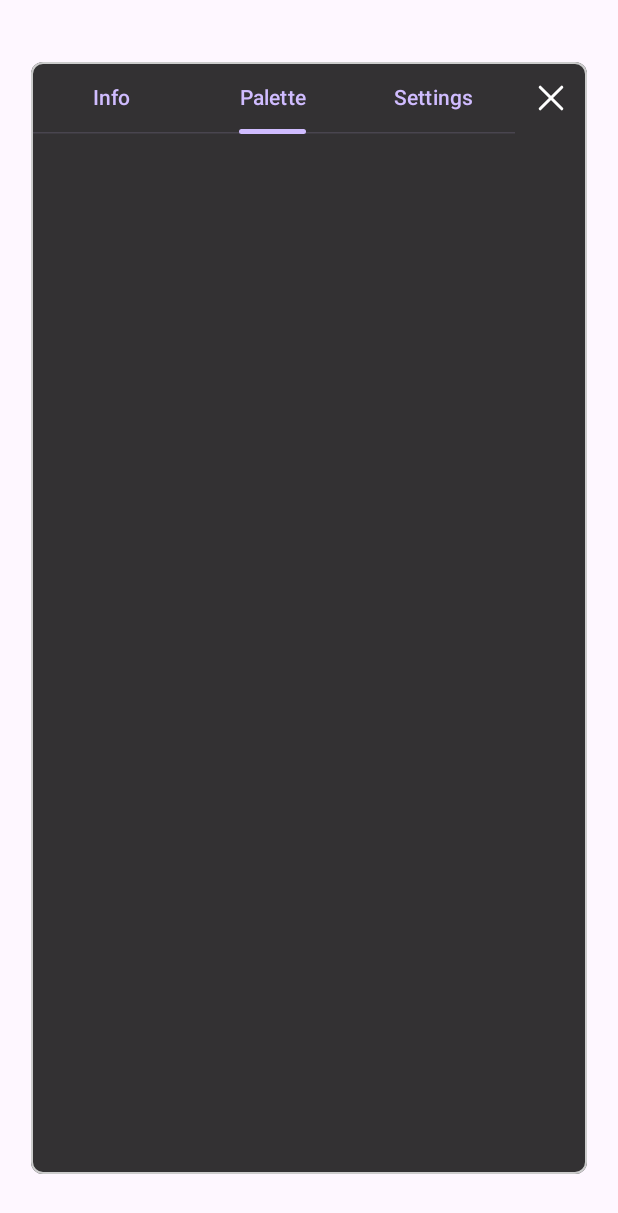
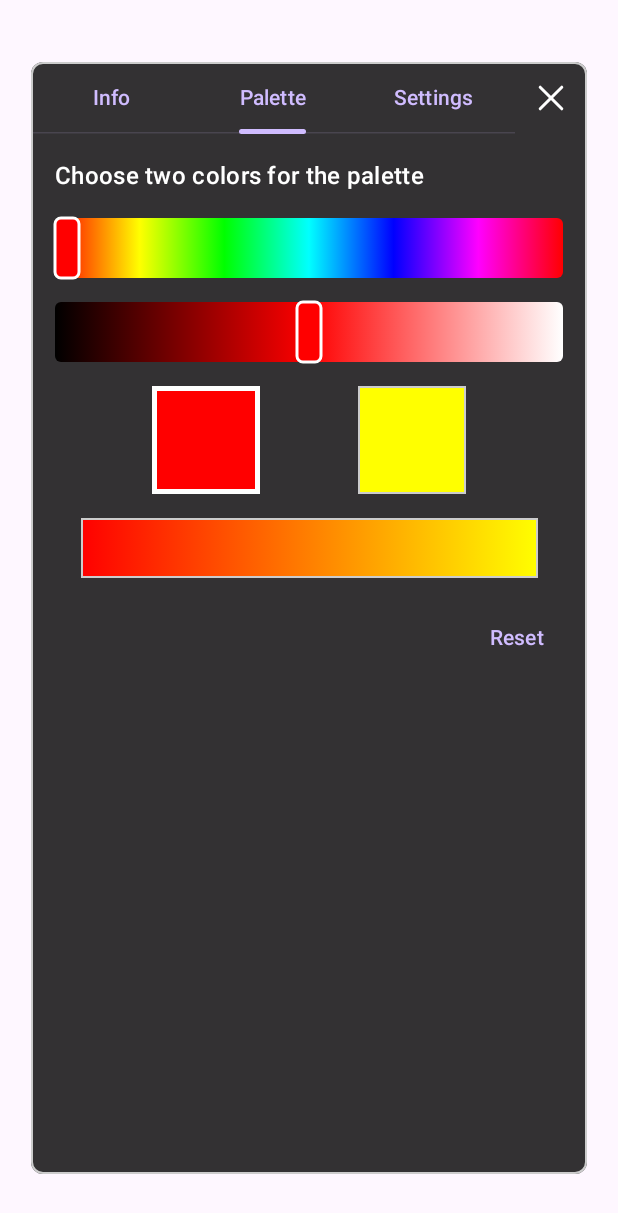
Before and after one commit to jarmlaht/KMandelbrot, an Android app built with Jetpack Compose: the composable InfoSettingsPanel called with empty values, tab 2 chosen, on a phone screen of 412 x 824 dp. Shown: the top 1213 px of the screen. Run offline under Robolectric (Android 15) with nearby library versions, the phone set to English and light mode, and no system bars.

Commit message:
feat: add palette editor
Co-Authored-By: Claude Fable 5.2 <noreply@anthropic.com>

```diff
--- a/app/src/main/java/com/example/kmandelbrot/InfoSettingsPanel.kt
+++ b/app/src/main/java/com/example/kmandelbrot/InfoSettingsPanel.kt
@@ -34,6 +34,8 @@ import androidx.compose.material3.Text
 import androidx.compose.material3.darkColorScheme
 import androidx.compose.runtime.Composable
 import androidx.compose.runtime.getValue
+import androidx.compose.runtime.mutableFloatStateOf
+import androidx.compose.runtime.mutableIntStateOf
 import androidx.compose.runtime.mutableStateOf
 import androidx.compose.runtime.saveable.rememberSaveable
 import androidx.compose.runtime.setValue
@@ -96,8 +98,9 @@ fun MenuButton(onClick: () -> Unit, modifier: Modifier = Modifier) {
 
 /**
  * The info/settings view with the area around it, covering the whole screen. [onClose] is called with the
- * settings to apply when the 'X' or the area outside the view is tapped.
- * [centerRe], [centerIm] and [iterationLimit] describe the image on screen; [settings] are those in use.
+ * settings and palette colours to apply when the 'X' or the area outside the view is tapped.
+ * [centerRe], [centerIm] and [iterationLimit] describe the image on screen; [settings] and [palette] are
+ * those in use.
  */
 @Composable
 fun InfoSettingsPanel(
@@ -105,14 +108,36 @@ fun InfoSettingsPanel(
     centerIm: Double?,
     iterationLimit: Int?,
     settings: IterationSettings,
-    onClose: (IterationSettings) -> Unit,
+    palette: PaletteColors,
+    onClose: (IterationSettings, PaletteColors) -> Unit,
 ) {
     var selectedTab by rememberSaveable { mutableStateOf(PanelTab.INFO) }
     var limitText by rememberSaveable { mutableStateOf(settings.fixedLimit.toString()) }
     var mode by rememberSaveable { mutableStateOf(settings.mode) }
+
+    // The edited palette: the two colours, which box the picker edits, and the position of the picker.
+    var farColor by rememberSaveable { mutableIntStateOf(palette.farColor) }
+    var edgeColor by rememberSaveable { mutableIntStateOf(palette.edgeColor) }
+    var edgeSelected by rememberSaveable { mutableStateOf(false) }
+    var hue by rememberSaveable { mutableFloatStateOf(pickerPositionOf(palette.farColor).hue) }
+    var tone by rememberSaveable { mutableFloatStateOf(pickerPositionOf(palette.farColor).tone) }
+
+    fun setSelectedColor(color: Int) {
+        if (edgeSelected) edgeColor = color else farColor = color
+    }
+
+    fun movePickerTo(color: Int) {
+        val position = pickerPositionOf(color)
+        hue = position.hue
+        tone = position.tone
+    }
+
     val close = {
-        // An empty or out-of-range field keeps the previous value.
-        onClose(IterationSettings(mode, parseFixedIterationLimit(limitText) ?: settings.fixedLimit))
+        onClose(
+            // An empty or out-of-range field keeps the previous value.
+            IterationSettings(mode, parseFixedIterationLimit(limitText) ?: settings.fixedLimit),
+            PaletteColors(farColor, edgeColor),
+        )
     }
 
     // Always the dark colours, so the view looks the same in the light and dark system themes.
@@ -140,7 +165,31 @@ fun InfoSettingsPanel(
                     ) {
                         when (selectedTab) {
                             PanelTab.INFO -> InfoView(centerRe, centerIm, iterationLimit)
-                            PanelTab.PALETTE -> Unit // Defined in a separate issue.
+                            PanelTab.PALETTE -> PaletteView(
+                                farColor = farColor,
+                                edgeColor = edgeColor,
+                                edgeSelected = edgeSelected,
+                                hue = hue,
+                                tone = tone,
+                                onHueChange = {
+                                    hue = it
+                                    setSelectedColor(pickerColor(hue, tone))
+                                },
+                                onToneChange = {
+                                    tone = it
+                                    setSelectedColor(pickerColor(hue, tone))
+                                },
+                                onBoxSelected = { edge ->
+                                    // Only the picker moves; the colours stay as they are.
+                                    edgeSelected = edge
+                                    movePickerTo(if (edge) edgeColor else farColor)
+                                },
+                                onReset = {
+                                    farColor = COLOR_RED
+                                    edgeColor = COLOR_YELLOW
+                                    movePickerTo(if (edgeSelected) edgeColor else farColor)
+                                },
+                            )
                             PanelTab.SETTINGS -> SettingsView(
                                 limitText = limitText,
                                 onLimitTextChange = { limitText = it },
--- a/app/src/main/java/com/example/kmandelbrot/MandelbrotRenderer.kt
+++ b/app/src/main/java/com/example/kmandelbrot/MandelbrotRenderer.kt
@@ -10,13 +10,15 @@ import kotlinx.coroutines.launch
  * Calculates the image for [viewport] in bands of [bandRows] rows.
  * One worker coroutine per CPU core runs on Dispatchers.Default; each takes the next
  * unclaimed band from a shared counter, so bands complete roughly top to bottom.
- * Each pixel is coloured by its escape iteration count within [maxIterations], see [iterationColors].
+ * Each pixel is coloured by its escape iteration count within [maxIterations] with the colours of
+ * [palette], see [iterationColors].
  * [onBand] is called once per band with its first row and its pixels (row-major, ARGB).
  * Cancelling the calling coroutine stops the workers.
  */
 suspend fun renderMandelbrot(
     viewport: Viewport,
     maxIterations: Int,
+    palette: PaletteColors = PaletteColors(),
     bandRows: Int = 16,
     onBand: suspend (firstRow: Int, pixels: IntArray) -> Unit,
 ) {
@@ -24,7 +26,7 @@ suspend fun renderMandelbrot(
     val height = viewport.height
     val bandCount = (height + bandRows - 1) / bandRows
     val nextBand = AtomicInteger(0)
-    val colors = iterationColors(maxIterations)
+    val colors = iterationColors(maxIterations, palette)
     val workerCount = minOf(Runtime.getRuntime().availableProcessors(), bandCount)
 
     coroutineScope {
--- a/app/src/main/java/com/example/kmandelbrot/MandelbrotScreen.kt
+++ b/app/src/main/java/com/example/kmandelbrot/MandelbrotScreen.kt
@@ -78,9 +78,10 @@ fun MandelbrotScreen(
                 centerIm = viewModel.imageViewport?.centerIm,
                 iterationLimit = viewModel.imageIterationLimit,
                 settings = viewModel.iterationSettings,
-                onClose = { settings ->
+                palette = viewModel.paletteColors,
+                onClose = { settings, palette ->
                     panelOpen = false
-                    viewModel.onIterationSettingsChanged(settings)
+                    viewModel.onSettingsChanged(settings, palette)
                 },
             )
         } else {
--- a/app/src/main/java/com/example/kmandelbrot/Palette.kt
+++ b/app/src/main/java/com/example/kmandelbrot/Palette.kt
@@ -7,28 +7,55 @@ const val PALETTE_SIZE = 256
 
 const val COLOR_IN_SET = 0xFF000000.toInt() // black, ARGB
 
-private const val COLOR_RED = 0xFFFF0000.toInt() // ARGB
+const val COLOR_RED = 0xFFFF0000.toInt() // ARGB
+const val COLOR_YELLOW = 0xFFFFFF00.toInt() // ARGB
+
+private const val OPAQUE_ALPHA = 0xFF000000.toInt()
+private const val RED_SHIFT = 16
 private const val GREEN_SHIFT = 8
+private const val BLUE_SHIFT = 0
 private const val CHANNEL_MAX = 0xFF
 
+/** The two colours the palette is built from, as opaque ARGB. */
+data class PaletteColors(
+    /** Colour of points far from the set (escape on the first iteration). */
+    val farColor: Int = COLOR_RED,
+    /** Colour of points at the edge of the set (escape on the last iteration). */
+    val edgeColor: Int = COLOR_YELLOW,
+)
+
 /**
- * The gradient of [PALETTE_SIZE] opaque ARGB colours from red (#FF0000, index 0) to yellow (#FFFF00, last index).
- * Red is always FF and blue always 00; green rises from 00 to FF, one step per colour.
+ * The gradient of [PALETTE_SIZE] opaque ARGB colours from [startColor] (index 0) to [endColor] (last index).
+ * Red, green and blue each change evenly, rounded to the nearest value.
  */
-fun redToYellowGradient(): IntArray = IntArray(PALETTE_SIZE) { index ->
-    val green = index * CHANNEL_MAX / (PALETTE_SIZE - 1)
-    COLOR_RED or (green shl GREEN_SHIFT)
+fun colorGradient(startColor: Int, endColor: Int): IntArray = IntArray(PALETTE_SIZE) { index ->
+    val red = blendedChannel(startColor, endColor, RED_SHIFT, index)
+    val green = blendedChannel(startColor, endColor, GREEN_SHIFT, index)
+    val blue = blendedChannel(startColor, endColor, BLUE_SHIFT, index)
+    OPAQUE_ALPHA or (red shl RED_SHIFT) or (green shl GREEN_SHIFT) or (blue shl BLUE_SHIFT)
+}
+
+/** The colour channel at [shift] of the gradient colour at [index]. */
+private fun blendedChannel(startColor: Int, endColor: Int, shift: Int, index: Int): Int {
+    val start = (startColor shr shift) and CHANNEL_MAX
+    val end = (endColor shr shift) and CHANNEL_MAX
+    val lastIndex = PALETTE_SIZE - 1
+    // Adding half the divisor rounds to the nearest value instead of down.
+    return (start * (lastIndex - index) + end * index + lastIndex / 2) / lastIndex
 }
 
 /**
  * Lookup table from the result of [escapeIterations] to an ARGB colour, of size [maxIterations] + 1.
- * Index [NOT_ESCAPED] is [COLOR_IN_SET]. Index n (1..[maxIterations]) is the gradient colour at
- * position ln(n) / ln(maxIterations) along the gradient, so 1 iteration is red and
- * [maxIterations] iterations is yellow.
+ * Index [NOT_ESCAPED] is [COLOR_IN_SET]. Index n (1..[maxIterations]) is the colour at position
+ * ln(n) / ln(maxIterations) along the gradient of [palette], so 1 iteration has its far colour and
+ * [maxIterations] iterations its edge colour.
  */
-fun iterationColors(maxIterations: Int = BASE_ITERATION_LIMIT): IntArray {
+fun iterationColors(
+    maxIterations: Int = BASE_ITERATION_LIMIT,
+    palette: PaletteColors = PaletteColors(),
+): IntArray {
     require(maxIterations >= 2) { "maxIterations must be at least 2, was $maxIterations" }
-    val gradient = redToYellowGradient()
+    val gradient = colorGradient(palette.farColor, palette.edgeColor)
     val logMaxIterations = ln(maxIterations.toDouble())
     return IntArray(maxIterations + 1) { iterations ->
         if (iterations == NOT_ESCAPED) {
--- /dev/null
+++ b/app/src/main/java/com/example/kmandelbrot/PaletteView.kt
@@ -0,0 +1,196 @@
+package com.example.kmandelbrot
+
+import androidx.compose.foundation.Canvas
+import androidx.compose.foundation.background
+import androidx.compose.foundation.border
+import androidx.compose.foundation.gestures.awaitEachGesture
+import androidx.compose.foundation.gestures.awaitFirstDown
+import androidx.compose.foundation.gestures.horizontalDrag
+import androidx.compose.foundation.layout.Arrangement
+import androidx.compose.foundation.layout.Box
+import androidx.compose.foundation.layout.Column
+import androidx.compose.foundation.layout.Row
+import androidx.compose.foundation.layout.fillMaxWidth
+import androidx.compose.foundation.layout.height
+import androidx.compose.foundation.layout.size
+import androidx.compose.foundation.selection.selectable
+import androidx.compose.foundation.selection.selectableGroup
+import androidx.compose.material3.MaterialTheme
+import androidx.compose.material3.Text
+import androidx.compose.material3.TextButton
+import androidx.compose.runtime.Composable
+import androidx.compose.runtime.getValue
+import androidx.compose.runtime.rememberUpdatedState
+import androidx.compose.ui.Alignment
+import androidx.compose.ui.Modifier
+import androidx.compose.ui.geometry.CornerRadius
+import androidx.compose.ui.geometry.Offset
+import androidx.compose.ui.geometry.Size
+import androidx.compose.ui.graphics.Brush
+import androidx.compose.ui.graphics.Color
+import androidx.compose.ui.graphics.drawscope.Stroke
+import androidx.compose.ui.input.pointer.pointerInput
+import androidx.compose.ui.res.stringResource
+import androidx.compose.ui.semantics.Role
+import androidx.compose.ui.semantics.contentDescription
+import androidx.compose.ui.semantics.semantics
+import androidx.compose.ui.unit.dp
+
+private val PALETTE_ITEM_SPACING = 16.dp
+
+private val BAR_HEIGHT = 40.dp
+private val BAR_CORNER_RADIUS = 4.dp
+private val THUMB_WIDTH = 16.dp
+private val THUMB_BORDER_WIDTH = 2.dp
+
+private val COLOR_BOX_SIZE = 72.dp
+private val BORDER_WIDTH = 1.dp
+private val SELECTED_BORDER_WIDTH = 3.dp
+
+/** The gradient box fills this fraction of the Palette view's width. */
+private const val GRADIENT_WIDTH_FRACTION = 0.9f
+
+/** Number of evenly spaced hues along the hue bar: one per sector of the colour wheel, plus the end. */
+private const val HUE_STOP_COUNT = 7
+
+/** The colours along the hue bar: red, yellow, green, cyan, blue, magenta, red. */
+private val HUE_BAR_COLORS: List<Color> = List(HUE_STOP_COUNT) { stop ->
+    Color(pickerColor(hue = MAX_HUE * stop / (HUE_STOP_COUNT - 1), tone = PURE_COLOR_TONE))
+}
+
+/**
+ * The content of the Palette tab: the instruction, the hue and brightness bars, the two colour boxes, the
+ * gradient between them and the reset button. [hue] and [tone] are the position of the bars; the box chosen
+ * by [edgeSelected] is the one they edit. Colours are opaque ARGB.
+ */
+@Composable
+fun PaletteView(
+    farColor: Int,
+    edgeColor: Int,
+    edgeSelected: Boolean,
+    hue: Float,
+    tone: Float,
+    onHueChange: (Float) -> Unit,
+    onToneChange: (Float) -> Unit,
+    onBoxSelected: (edge: Boolean) -> Unit,
+    onReset: () -> Unit,
+) {
+    val pureHue = Color(pickerColor(hue, PURE_COLOR_TONE))
+    Column(
+        modifier = Modifier.fillMaxWidth(),
+        verticalArrangement = Arrangement.spacedBy(PALETTE_ITEM_SPACING),
+    ) {
+        Text(stringResource(R.string.palette_instruction), style = MaterialTheme.typography.titleMedium)
+        ColorBar(
+            colors = HUE_BAR_COLORS,
+            fraction = hue / MAX_HUE,
+            thumbColor = pureHue,
+            description = stringResource(R.string.palette_hue),
+            onFractionChange = { onHueChange(it * MAX_HUE) },
+        )
+        ColorBar(
+            colors = listOf(Color.Black, pureHue, Color.White),
+            fraction = tone,
+            thumbColor = Color(pickerColor(hue, tone)),
+            description = stringResource(R.string.palette_brightness),
+            onFractionChange = onToneChange,
+        )
+        Row(
+            modifier = Modifier
+                .fillMaxWidth()
+                .selectableGroup(),
+            horizontalArrangement = Arrangement.SpaceEvenly,
+        ) {
+            ColorBox(
+                color = farColor,
+                selected = !edgeSelected,
+                description = stringResource(R.string.palette_far_color),
+                onClick = { onBoxSelected(false) },
+            )
+            ColorBox(
+                color = edgeColor,
+                selected = edgeSelected,
+                description = stringResource(R.string.palette_edge_color),
+                onClick = { onBoxSelected(true) },
+            )
+        }
+        Box(
+            modifier = Modifier
+                .align(Alignment.CenterHorizontally)
+                .fillMaxWidth(GRADIENT_WIDTH_FRACTION)
+                .height(BAR_HEIGHT)
+                .background(Brush.horizontalGradient(listOf(Color(farColor), Color(edgeColor))))
+                .border(BORDER_WIDTH, Color.LightGray),
+        )
+        TextButton(onClick = onReset, modifier = Modifier.align(Alignment.End)) {
+            Text(stringResource(R.string.palette_reset))
+        }
+    }
+}
+
+/**
+ * A horizontal bar filled with [colors] left to right, with a thumb at [fraction] (0..1) of its width.
+ * Touching the bar moves the thumb under the finger, and it follows the finger while dragged.
+ */
+@Composable
+private fun ColorBar(
+    colors: List<Color>,
+    fraction: Float,
+    thumbColor: Color,
+    description: String,
+    onFractionChange: (Float) -> Unit,
+) {
+    val currentOnFractionChange by rememberUpdatedState(onFractionChange)
+    Canvas(
+        modifier = Modifier
+            .fillMaxWidth()
+            .height(BAR_HEIGHT)
+            .semantics { contentDescription = description }
+            .pointerInput(Unit) {
+                awaitEachGesture {
+                    val down = awaitFirstDown()
+                    down.consume()
+                    currentOnFractionChange((down.position.x / size.width).coerceIn(0f, 1f))
+                    horizontalDrag(down.id) { change ->
+                        change.consume()
+                        currentOnFractionChange((change.position.x / size.width).coerceIn(0f, 1f))
+                    }
+                }
+            },
+    ) {
+        drawRoundRect(
+            brush = Brush.horizontalGradient(colors),
+            cornerRadius = CornerRadius(BAR_CORNER_RADIUS.toPx()),
+        )
+        // The thumb is centred on its position but never sticks out of the bar.
+        val thumbWidth = THUMB_WIDTH.toPx()
+        val thumbLeft = (fraction * size.width - thumbWidth / 2).coerceIn(0f, size.width - thumbWidth)
+        val thumbTopLeft = Offset(thumbLeft, 0f)
+        val thumbSize = Size(thumbWidth, size.height)
+        val thumbCornerRadius = CornerRadius(BAR_CORNER_RADIUS.toPx())
+        drawRoundRect(thumbColor, thumbTopLeft, thumbSize, thumbCornerRadius)
+        drawRoundRect(
+            color = Color.White,
+            topLeft = thumbTopLeft,
+            size = thumbSize,
+            cornerRadius = thumbCornerRadius,
+            style = Stroke(THUMB_BORDER_WIDTH.toPx()),
+        )
+    }
+}
+
+/** A square filled with [color] that selects itself when tapped; the selected box has a thicker border. */
+@Composable
+private fun ColorBox(color: Int, selected: Boolean, description: String, onClick: () -> Unit) {
+    Box(
+        modifier = Modifier
+            .size(COLOR_BOX_SIZE)
+            .semantics { contentDescription = description }
+            .selectable(selected = selected, role = Role.RadioButton, onClick = onClick)
+            .background(Color(color))
+            .border(
+                width = if (selected) SELECTED_BORDER_WIDTH else BORDER_WIDTH,
+                color = if (selected) Color.White else Color.LightGray,
+            ),
+    )
+}
--- /dev/null
+++ b/app/src/main/java/com/example/kmandelbrot/PickerColor.kt
@@ -0,0 +1,64 @@
+package com.example.kmandelbrot
+
+import kotlin.math.abs
+import kotlin.math.roundToInt
+
+const val MAX_HUE = 360f
+
+/** Tone of a pure, fully saturated colour: halfway between black (0) and white (1). */
+const val PURE_COLOR_TONE = 0.5f
+
+/** The colour wheel has six sectors of this many degrees: red, yellow, green, cyan, blue, magenta. */
+private const val HUE_SECTOR_DEGREES = 60f
+
+private const val OPAQUE = 0xFF000000.toInt()
+private const val RED_SHIFT = 16
+private const val GREEN_SHIFT = 8
+private const val CHANNEL_MAX = 0xFF
+
+/** A position of the colour picker: [hue] in degrees (0..360) and [tone] from 0 (black) to 1 (white). */
+data class PickerPosition(val hue: Float, val tone: Float)
+
+/**
+ * The opaque ARGB colour at [hue] and [tone]: black at tone 0, the pure hue at tone 0.5, white at tone 1,
+ * blended evenly in between. This is the HSL colour model at full saturation.
+ */
+fun pickerColor(hue: Float, tone: Float): Int {
+    val lightness = tone.coerceIn(0f, 1f)
+    val chroma = 1f - abs(2f * lightness - 1f)
+    val sector = (hue.coerceIn(0f, MAX_HUE) % MAX_HUE) / HUE_SECTOR_DEGREES
+    val middle = chroma * (1f - abs(sector % 2f - 1f))
+    val offset = lightness - chroma / 2f
+    val (red, green, blue) = when (sector.toInt()) {
+        0 -> Triple(chroma, middle, 0f)
+        1 -> Triple(middle, chroma, 0f)
+        2 -> Triple(0f, chroma, middle)
+        3 -> Triple(0f, middle, chroma)
+        4 -> Triple(middle, 0f, chroma)
+        else -> Triple(chroma, 0f, middle)
+    }
+    return OPAQUE or
+        (channel(red + offset) shl RED_SHIFT) or
+        (channel(green + offset) shl GREEN_SHIFT) or
+        channel(blue + offset)
+}
+
+/** The picker position that gives [color], or the nearest one. Black, white and greys get hue 0. */
+fun pickerPositionOf(color: Int): PickerPosition {
+    val red = ((color shr RED_SHIFT) and CHANNEL_MAX) / CHANNEL_MAX.toFloat()
+    val green = ((color shr GREEN_SHIFT) and CHANNEL_MAX) / CHANNEL_MAX.toFloat()
+    val blue = (color and CHANNEL_MAX) / CHANNEL_MAX.toFloat()
+    val max = maxOf(red, green, blue)
+    val min = minOf(red, green, blue)
+    val chroma = max - min
+    val sector = when {
+        chroma == 0f -> 0f
+        max == red -> ((green - blue) / chroma).mod(6f)
+        max == green -> (blue - red) / chroma + 2f
+        else -> (red - green) / chroma + 4f
+    }
+    return PickerPosition(hue = sector * HUE_SECTOR_DEGREES, tone = (max + min) / 2f)
+}
+
+/** A colour channel from 0..1 as 0..255. */
+private fun channel(value: Float): Int = (value * CHANNEL_MAX).roundToInt().coerceIn(0, CHANNEL_MAX)
--- a/app/src/main/res/values/strings.xml
+++ b/app/src/main/res/values/strings.xml
@@ -14,4 +14,10 @@
     <string name="iteration_behaviour">Iteration behaviour</string>
     <string name="fixed_iteration_value">Fixed iteration value</string>
     <string name="scale_based_iteration_value">Scale-based iteration value</string>
+    <string name="palette_instruction">Choose two colors for the palette</string>
+    <string name="palette_reset">Reset</string>
+    <string name="palette_hue">Hue</string>
+    <string name="palette_brightness">Brightness</string>
+    <string name="palette_far_color">Color far from the set</string>
+    <string name="palette_edge_color">Color at the edge of the set</string>
 </resources>
```
Also changed, not shown: app/src/main/java/com/example/kmandelbrot/MandelbrotViewModel.kt (+34 -7 lines), 4 other files.
